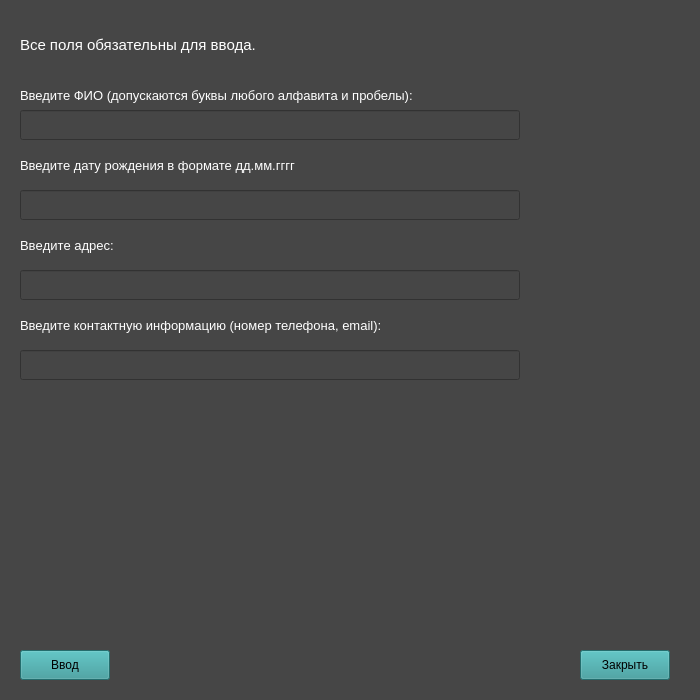
Before: the Qt Designer form NewClient.ui in andrejmaznin/library, drawn with Qt 5.
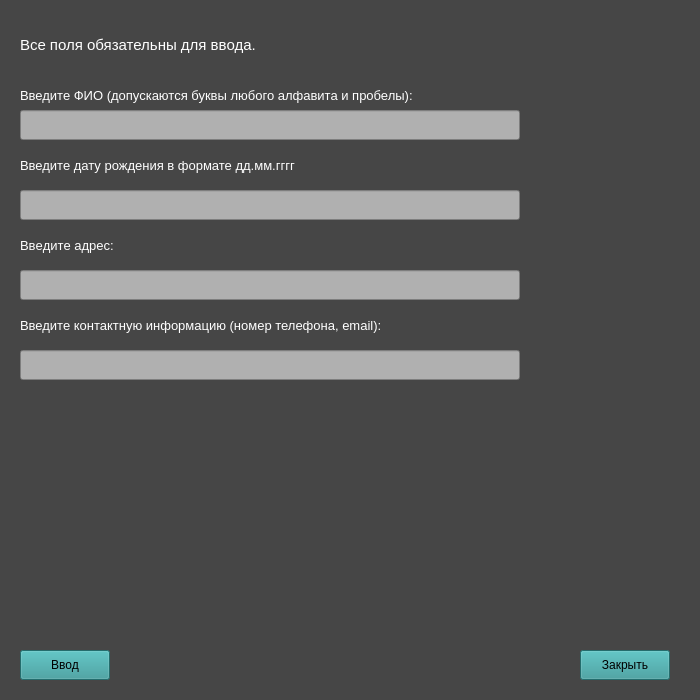
After: the same form once the commit is applied.

Diff of the .ui file:
```diff
--- a/NewClient.ui
+++ b/NewClient.ui
@@ -67,6 +67,9 @@
      <height>30</height>
     </rect>
    </property>
+   <property name="styleSheet">
+    <string notr="true">background-color: rgb(176, 176, 176);</string>
+   </property>
   </widget>
   <widget class="QLabel" name="lb_birhday">
    <property name="geometry">
@@ -98,6 +101,9 @@
      <height>30</height>
     </rect>
    </property>
+   <property name="styleSheet">
+    <string notr="true">background-color: rgb(176, 176, 176);</string>
+   </property>
   </widget>
   <widget class="QLabel" name="lb_address">
    <property name="geometry">
@@ -132,6 +138,9 @@
      <height>30</height>
     </rect>
    </property>
+   <property name="styleSheet">
+    <string notr="true">background-color: rgb(176, 176, 176);</string>
+   </property>
   </widget>
   <widget class="QPushButton" name="btn_input">
    <property name="geometry">
@@ -201,6 +210,9 @@
      <height>30</height>
     </rect>
    </property>
+   <property name="styleSheet">
+    <string notr="true">background-color: rgb(176, 176, 176);</string>
+   </property>
   </widget>
   <widget class="QLabel" name="lb_wrong_name">
    <property name="geometry">
```
